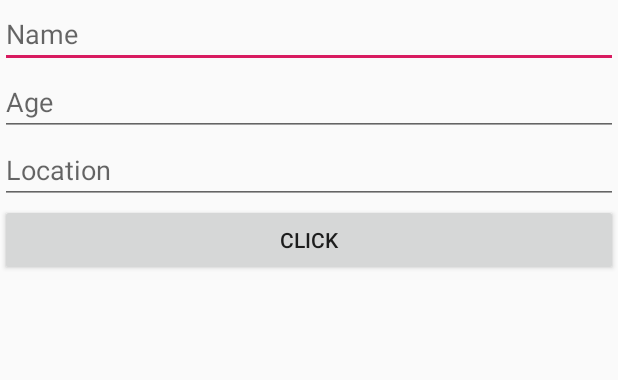
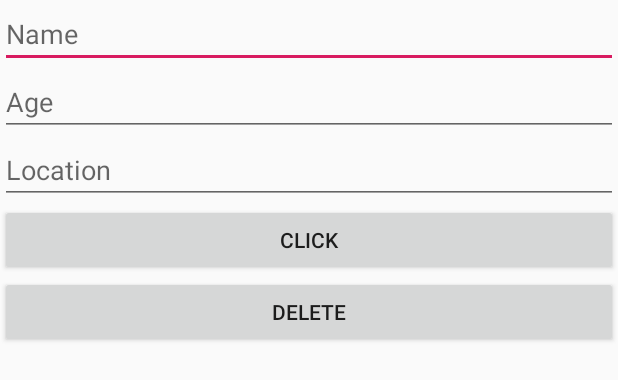
Before and after one commit to kiranpande1987/sqlitedemo, an Android app: the layout activity_main.xml on its own in the app's theme, with its tools: preview values and no code run, on a phone screen of 412 x 824 dp. Shown: the top 380 px of the screen. Run offline under Robolectric (Android 15) with nearby library versions, the phone set to English and light mode, and no system bars.

Commit message:
Added "Delete from Table" functionality.

```diff
--- a/app/src/main/java/com/i64bits/sqlitedemo/Utils.java
+++ b/app/src/main/java/com/i64bits/sqlitedemo/Utils.java
@@ -54,4 +54,9 @@ public class Utils
 
         return users;
     }
+
+    public static boolean isNullOrEmpty(String string)
+    {
+        return (string == null || string.isEmpty());
+    }
 }
--- a/app/src/main/res/layout/activity_main.xml
+++ b/app/src/main/res/layout/activity_main.xml
@@ -34,6 +34,13 @@
             android:text="Click"
             />
 
+        <Button
+            android:id="@+id/btnDelete"
+            android:layout_width="match_parent"
+            android:layout_height="wrap_content"
+            android:text="Delete"
+            />
+
         <ListView
             android:id="@+id/lstUsers"
             android:layout_width="match_parent"
```
Also changed, not shown: app/src/main/java/com/i64bits/sqlitedemo/DBHelper.java (+9 -0 lines), app/src/main/java/com/i64bits/sqlitedemo/MainActivity.java (+27 -0 lines).
